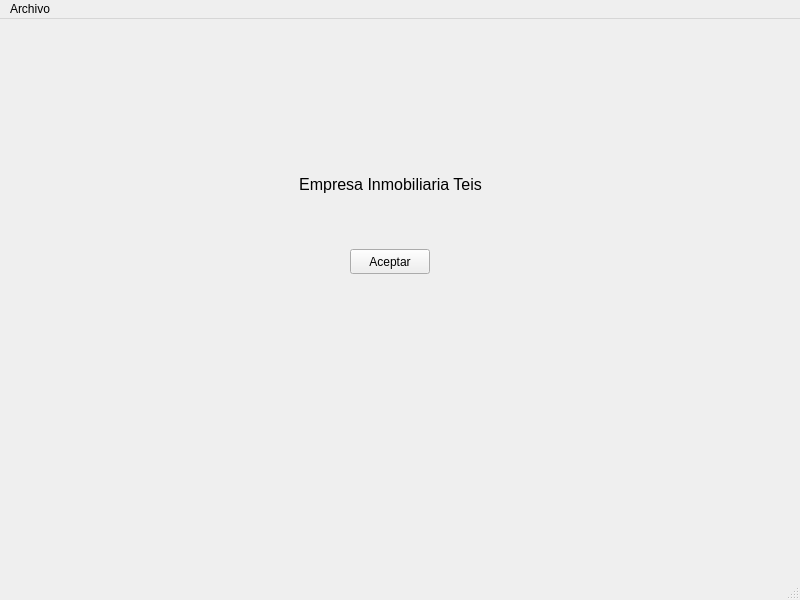
Old version of the form VenPrincipal.ui in the repository joeelfgrd/Di-Proyect.
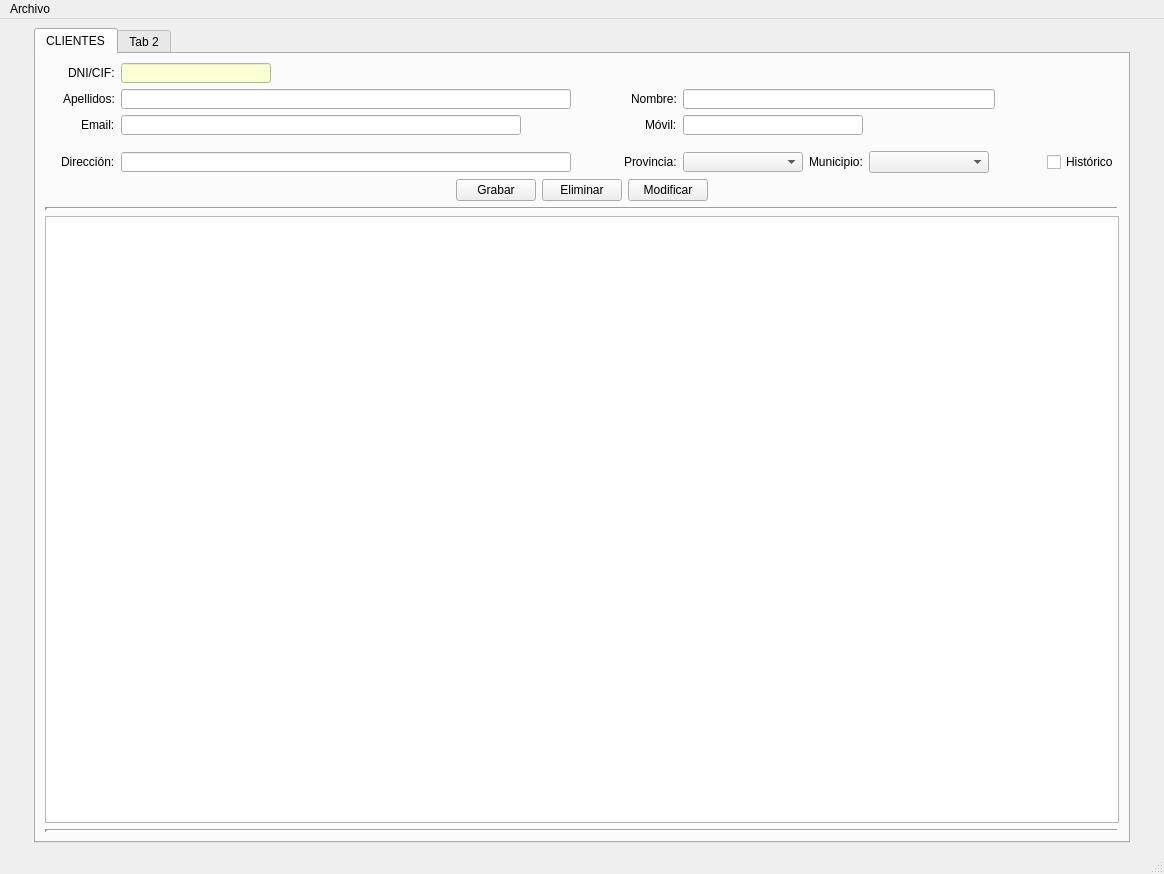
New version of the form. Icons and pictures are not drawn.

```diff
--- a/VenPrincipal.ui
+++ b/VenPrincipal.ui
@@ -6,67 +6,620 @@
    <rect>
     <x>0</x>
     <y>0</y>
-    <width>800</width>
-    <height>600</height>
+    <width>1164</width>
+    <height>874</height>
    </rect>
   </property>
   <property name="windowTitle">
    <string>MainWindow</string>
   </property>
   <widget class="QWidget" name="centralwidget">
-   <widget class="QPushButton" name="Pprincipal">
-    <property name="geometry">
-     <rect>
-      <x>350</x>
-      <y>230</y>
-      <width>80</width>
-      <height>25</height>
-     </rect>
-    </property>
-    <property name="minimumSize">
-     <size>
-      <width>80</width>
-      <height>25</height>
-     </size>
-    </property>
-    <property name="maximumSize">
-     <size>
-      <width>80</width>
-      <height>25</height>
-     </size>
-    </property>
-    <property name="text">
-     <string>Aceptar</string>
-    </property>
-   </widget>
-   <widget class="QLabel" name="lblTitulo">
-    <property name="geometry">
-     <rect>
-      <x>250</x>
-      <y>140</y>
-      <width>281</width>
-      <height>51</height>
-     </rect>
-    </property>
-    <property name="font">
-     <font>
-      <pointsize>12</pointsize>
-     </font>
-    </property>
-    <property name="text">
-     <string>Empresa Inmobiliaria Teis</string>
-    </property>
-    <property name="alignment">
-     <set>Qt::AlignCenter</set>
-    </property>
-   </widget>
+   <layout class="QGridLayout" name="gridLayout_2">
+    <item row="0" column="0">
+     <spacer name="horizontalSpacer_7">
+      <property name="orientation">
+       <enum>Qt::Horizontal</enum>
+      </property>
+      <property name="sizeType">
+       <enum>QSizePolicy::Minimum</enum>
+      </property>
+      <property name="sizeHint" stdset="0">
+       <size>
+        <width>25</width>
+        <height>20</height>
+       </size>
+      </property>
+     </spacer>
+    </item>
+    <item row="0" column="1">
+     <widget class="QTabWidget" name="panPrincipal">
+      <property name="currentIndex">
+       <number>0</number>
+      </property>
+      <widget class="QWidget" name="pesClientes">
+       <attribute name="title">
+        <string>CLIENTES</string>
+       </attribute>
+       <layout class="QVBoxLayout" name="verticalLayout">
+        <item>
+         <layout class="QGridLayout" name="layoutFormulario">
+          <item row="4" column="5">
+           <widget class="QLabel" name="lblProvCli">
+            <property name="text">
+             <string>Provincia:</string>
+            </property>
+           </widget>
+          </item>
+          <item row="4" column="4">
+           <spacer name="horizontalSpacer">
+            <property name="orientation">
+             <enum>Qt::Horizontal</enum>
+            </property>
+            <property name="sizeHint" stdset="0">
+             <size>
+              <width>40</width>
+              <height>20</height>
+             </size>
+            </property>
+           </spacer>
+          </item>
+          <item row="4" column="7">
+           <widget class="QLabel" name="lblMuniCli">
+            <property name="text">
+             <string>Municipio:</string>
+            </property>
+           </widget>
+          </item>
+          <item row="4" column="8">
+           <widget class="QComboBox" name="cmbMuniCli">
+            <property name="sizePolicy">
+             <sizepolicy hsizetype="Fixed" vsizetype="Fixed">
+              <horstretch>0</horstretch>
+              <verstretch>0</verstretch>
+             </sizepolicy>
+            </property>
+            <property name="minimumSize">
+             <size>
+              <width>120</width>
+              <height>20</height>
+             </size>
+            </property>
+           </widget>
+          </item>
+          <item row="4" column="6">
+           <widget class="QComboBox" name="cmbProvCli">
+            <property name="sizePolicy">
+             <sizepolicy hsizetype="Fixed" vsizetype="Fixed">
+              <horstretch>0</horstretch>
+              <verstretch>0</verstretch>
+             </sizepolicy>
+            </property>
+            <property name="minimumSize">
+             <size>
+              <width>120</width>
+              <height>20</height>
+             </size>
+            </property>
+            <property name="maximumSize">
+             <size>
+              <width>120</width>
+              <height>20</height>
+             </size>
+            </property>
+           </widget>
+          </item>
+          <item row="2" column="5" alignment="Qt::AlignRight">
+           <widget class="QLabel" name="lblMovilCli">
+            <property name="text">
+             <string>Móvil:</string>
+            </property>
+           </widget>
+          </item>
+          <item row="1" column="5" alignment="Qt::AlignRight">
+           <widget class="QLabel" name="lblNomCli">
+            <property name="text">
+             <string>Nombre:</string>
+            </property>
+           </widget>
+          </item>
+          <item row="2" column="6" colspan="2">
+           <widget class="QLineEdit" name="txtMovilCli">
+            <property name="sizePolicy">
+             <sizepolicy hsizetype="Fixed" vsizetype="Fixed">
+              <horstretch>0</horstretch>
+              <verstretch>0</verstretch>
+             </sizepolicy>
+            </property>
+            <property name="minimumSize">
+             <size>
+              <width>120</width>
+              <height>0</height>
+             </size>
+            </property>
+            <property name="maximumSize">
+             <size>
+              <width>200</width>
+              <height>20</height>
+             </size>
+            </property>
+           </widget>
+          </item>
+          <item row="1" column="6" colspan="4">
+           <widget class="QLineEdit" name="txtNomCli">
+            <property name="sizePolicy">
+             <sizepolicy hsizetype="Fixed" vsizetype="Fixed">
+              <horstretch>0</horstretch>
+              <verstretch>0</verstretch>
+             </sizepolicy>
+            </property>
+            <property name="minimumSize">
+             <size>
+              <width>300</width>
+              <height>0</height>
+             </size>
+            </property>
+            <property name="maximumSize">
+             <size>
+              <width>320</width>
+              <height>20</height>
+             </size>
+            </property>
+           </widget>
+          </item>
+          <item row="1" column="1" alignment="Qt::AlignRight">
+           <widget class="QLabel" name="lblApelCli">
+            <property name="text">
+             <string>Apellidos:</string>
+            </property>
+           </widget>
+          </item>
+          <item row="0" column="1" alignment="Qt::AlignRight">
+           <widget class="QLabel" name="lblDniCli">
+            <property name="text">
+             <string>DNI/CIF:</string>
+            </property>
+           </widget>
+          </item>
+          <item row="2" column="1" alignment="Qt::AlignRight">
+           <widget class="QLabel" name="lblEmailCli">
+            <property name="text">
+             <string>Email:</string>
+            </property>
+           </widget>
+          </item>
+          <item row="2" column="3">
+           <spacer name="horizontalSpacer_3">
+            <property name="orientation">
+             <enum>Qt::Horizontal</enum>
+            </property>
+            <property name="sizeType">
+             <enum>QSizePolicy::Fixed</enum>
+            </property>
+            <property name="sizeHint" stdset="0">
+             <size>
+              <width>20</width>
+              <height>20</height>
+             </size>
+            </property>
+           </spacer>
+          </item>
+          <item row="1" column="3">
+           <spacer name="horizontalSpacer_2">
+            <property name="orientation">
+             <enum>Qt::Horizontal</enum>
+            </property>
+            <property name="sizeType">
+             <enum>QSizePolicy::Fixed</enum>
+            </property>
+            <property name="sizeHint" stdset="0">
+             <size>
+              <width>20</width>
+              <height>20</height>
+             </size>
+            </property>
+           </spacer>
+          </item>
+          <item row="3" column="7">
+           <spacer name="verticalSpacer">
+            <property name="orientation">
+             <enum>Qt::Vertical</enum>
+            </property>
+            <property name="sizeType">
+             <enum>QSizePolicy::Fixed</enum>
+            </property>
+            <property name="sizeHint" stdset="0">
+             <size>
+              <width>20</width>
+              <height>10</height>
+             </size>
+            </property>
+           </spacer>
+          </item>
+          <item row="0" column="11">
+           <spacer name="horizontalSpacer_11">
+            <property name="orientation">
+             <enum>Qt::Horizontal</enum>
+            </property>
+            <property name="sizeHint" stdset="0">
+             <size>
+              <width>40</width>
+              <height>20</height>
+             </size>
+            </property>
+           </spacer>
+          </item>
+          <item row="1" column="0">
+           <spacer name="horizontalSpacer_12">
+            <property name="orientation">
+             <enum>Qt::Horizontal</enum>
+            </property>
+            <property name="sizeHint" stdset="0">
+             <size>
+              <width>40</width>
+              <height>20</height>
+             </size>
+            </property>
+           </spacer>
+          </item>
+          <item row="2" column="0">
+           <spacer name="horizontalSpacer_13">
+            <property name="orientation">
+             <enum>Qt::Horizontal</enum>
+            </property>
+            <property name="sizeHint" stdset="0">
+             <size>
+              <width>40</width>
+              <height>20</height>
+             </size>
+            </property>
+           </spacer>
+          </item>
+          <item row="1" column="12">
+           <spacer name="horizontalSpacer_16">
+            <property name="orientation">
+             <enum>Qt::Horizontal</enum>
+            </property>
+            <property name="sizeHint" stdset="0">
+             <size>
+              <width>40</width>
+              <height>20</height>
+             </size>
+            </property>
+           </spacer>
+          </item>
+          <item row="0" column="3" colspan="2">
+           <spacer name="horizontalSpacer_9">
+            <property name="orientation">
+             <enum>Qt::Horizontal</enum>
+            </property>
+            <property name="sizeHint" stdset="0">
+             <size>
+              <width>40</width>
+              <height>20</height>
+             </size>
+            </property>
+           </spacer>
+          </item>
+          <item row="4" column="0">
+           <spacer name="horizontalSpacer_14">
+            <property name="orientation">
+             <enum>Qt::Horizontal</enum>
+            </property>
+            <property name="sizeHint" stdset="0">
+             <size>
+              <width>40</width>
+              <height>20</height>
+             </size>
+            </property>
+           </spacer>
+          </item>
+          <item row="2" column="11">
+           <spacer name="horizontalSpacer_15">
+            <property name="orientation">
+             <enum>Qt::Horizontal</enum>
+            </property>
+            <property name="sizeHint" stdset="0">
+             <size>
+              <width>40</width>
+              <height>20</height>
+             </size>
+            </property>
+           </spacer>
+          </item>
+          <item row="1" column="10">
+           <spacer name="horizontalSpacer_17">
+            <property name="orientation">
+             <enum>Qt::Horizontal</enum>
+            </property>
+            <property name="sizeType">
+             <enum>QSizePolicy::Fixed</enum>
+            </property>
+            <property name="sizeHint" stdset="0">
+             <size>
+              <width>30</width>
+              <height>20</height>
+             </size>
+            </property>
+           </spacer>
+          </item>
+          <item row="4" column="2">
+           <widget class="QLineEdit" name="txtDirCli">
+            <property name="sizePolicy">
+             <sizepolicy hsizetype="Fixed" vsizetype="Fixed">
+              <horstretch>0</horstretch>
+              <verstretch>0</verstretch>
+             </sizepolicy>
+            </property>
+            <property name="minimumSize">
+             <size>
+              <width>400</width>
+              <height>20</height>
+             </size>
+            </property>
+            <property name="maximumSize">
+             <size>
+              <width>550</width>
+              <height>20</height>
+             </size>
+            </property>
+           </widget>
+          </item>
+          <item row="2" column="2">
+           <widget class="QLineEdit" name="txtEmailCli">
+            <property name="sizePolicy">
+             <sizepolicy hsizetype="Fixed" vsizetype="Fixed">
+              <horstretch>0</horstretch>
+              <verstretch>0</verstretch>
+             </sizepolicy>
+            </property>
+            <property name="minimumSize">
+             <size>
+              <width>350</width>
+              <height>0</height>
+             </size>
+            </property>
+            <property name="maximumSize">
+             <size>
+              <width>400</width>
+              <height>20</height>
+             </size>
+            </property>
+           </widget>
+          </item>
+          <item row="0" column="2">
+           <widget class="QLineEdit" name="txtDniCli">
+            <property name="sizePolicy">
+             <sizepolicy hsizetype="Fixed" vsizetype="Fixed">
+              <horstretch>0</horstretch>
+              <verstretch>0</verstretch>
+             </sizepolicy>
+            </property>
+            <property name="minimumSize">
+             <size>
+              <width>120</width>
+              <height>0</height>
+             </size>
+            </property>
+            <property name="maximumSize">
+             <size>
+              <width>150</width>
+              <height>20</height>
+             </size>
+            </property>
+            <property name="styleSheet">
+             <string notr="true">background-color: rgb(251, 255, 212);</string>
+            </property>
+           </widget>
+          </item>
+          <item row="4" column="1">
+           <widget class="QLabel" name="lblDirCli">
+            <property name="text">
+             <string>Dirección:</string>
+            </property>
+           </widget>
+          </item>
+          <item row="4" column="11">
+           <spacer name="horizontalSpacer_10">
+            <property name="orientation">
+             <enum>Qt::Horizontal</enum>
+            </property>
+            <property name="sizeHint" stdset="0">
+             <size>
+              <width>40</width>
+              <height>20</height>
+             </size>
+            </property>
+           </spacer>
+          </item>
+          <item row="0" column="0">
+           <spacer name="horizontalSpacer_4">
+            <property name="orientation">
+             <enum>Qt::Horizontal</enum>
+            </property>
+            <property name="sizeHint" stdset="0">
+             <size>
+              <width>40</width>
+              <height>20</height>
+             </size>
+            </property>
+           </spacer>
+          </item>
+          <item row="1" column="2">
+           <widget class="QLineEdit" name="txtApelCli">
+            <property name="sizePolicy">
+             <sizepolicy hsizetype="Fixed" vsizetype="Fixed">
+              <horstretch>0</horstretch>
+              <verstretch>0</verstretch>
+             </sizepolicy>
+            </property>
+            <property name="minimumSize">
+             <size>
+              <width>450</width>
+              <height>0</height>
+             </size>
+            </property>
+            <property name="maximumSize">
+             <size>
+              <width>500</width>
+              <height>20</height>
+             </size>
+            </property>
+           </widget>
+          </item>
+          <item row="4" column="12">
+           <widget class="QCheckBox" name="chkHistoriaCli">
+            <property name="text">
+             <string>Histórico</string>
+            </property>
+           </widget>
+          </item>
+         </layout>
+        </item>
+        <item>
+         <layout class="QHBoxLayout" name="layoutBotones">
+          <item>
+           <spacer name="horizontalSpacer_5">
+            <property name="orientation">
+             <enum>Qt::Horizontal</enum>
+            </property>
+            <property name="sizeHint" stdset="0">
+             <size>
+              <width>40</width>
+              <height>20</height>
+             </size>
+            </property>
+           </spacer>
+          </item>
+          <item>
+           <widget class="QPushButton" name="btnGrabarCli">
+            <property name="maximumSize">
+             <size>
+              <width>80</width>
+              <height>25</height>
+             </size>
+            </property>
+            <property name="text">
+             <string>Grabar</string>
+            </property>
+           </widget>
+          </item>
+          <item>
+           <widget class="QPushButton" name="btnDelCli">
+            <property name="maximumSize">
+             <size>
+              <width>80</width>
+              <height>25</height>
+             </size>
+            </property>
+            <property name="text">
+             <string>Eliminar</string>
+            </property>
+           </widget>
+          </item>
+          <item>
+           <widget class="QPushButton" name="btnModifCli">
+            <property name="maximumSize">
+             <size>
+              <width>80</width>
+              <height>25</height>
+             </size>
+            </property>
+            <property name="text">
+             <string>Modificar</string>
+            </property>
+           </widget>
+          </item>
+          <item>
+           <spacer name="horizontalSpacer_6">
+            <property name="orientation">
+             <enum>Qt::Horizontal</enum>
+            </property>
+            <property name="sizeHint" stdset="0">
+             <size>
+              <width>40</width>
+              <height>20</height>
+             </size>
+            </property>
+           </spacer>
+          </item>
+         </layout>
+        </item>
+        <item>
+         <widget class="Line" name="line">
+          <property name="lineWidth">
+           <number>3</number>
+          </property>
+          <property name="orientation">
+           <enum>Qt::Horizontal</enum>
+          </property>
+         </widget>
+        </item>
+        <item>
+         <widget class="QTableWidget" name="tabClientes">
+          <property name="sizePolicy">
+           <sizepolicy hsizetype="Expanding" vsizetype="Expanding">
+            <horstretch>0</horstretch>
+            <verstretch>0</verstretch>
+           </sizepolicy>
+          </property>
+         </widget>
+        </item>
+        <item>
+         <widget class="Line" name="line_2">
+          <property name="lineWidth">
+           <number>3</number>
+          </property>
+          <property name="orientation">
+           <enum>Qt::Horizontal</enum>
+          </property>
+         </widget>
+        </item>
+       </layout>
+      </widget>
+      <widget class="QWidget" name="tabConstruccion">
+       <attribute name="title">
+        <string>Tab 2</string>
+       </attribute>
+       <widget class="QLabel" name="label">
+        <property name="geometry">
+         <rect>
+          <x>380</x>
+          <y>210</y>
+          <width>221</width>
+          <height>41</height>
+         </rect>
+        </property>
+        <property name="text">
+         <string>Panel en construccion</string>
+        </property>
+       </widget>
+      </widget>
+     </widget>
+    </item>
+    <item row="0" column="2">
+     <spacer name="horizontalSpacer_8">
+      <property name="orientation">
+       <enum>Qt::Horizontal</enum>
+      </property>
+      <property name="sizeType">
+       <enum>QSizePolicy::Minimum</enum>
+      </property>
+      <property name="sizeHint" stdset="0">
+       <size>
+        <width>25</width>
+        <height>20</height>
+       </size>
+      </property>
+     </spacer>
+    </item>
+   </layout>
   </widget>
   <widget class="QMenuBar" name="menubar">
    <property name="geometry">
     <rect>
      <x>0</x>
      <y>0</y>
-     <width>800</width>
+     <width>1164</width>
      <height>21</height>
     </rect>
    </property>
```
Left out of the diff: 12 changed lines with no effect on the pictures.
